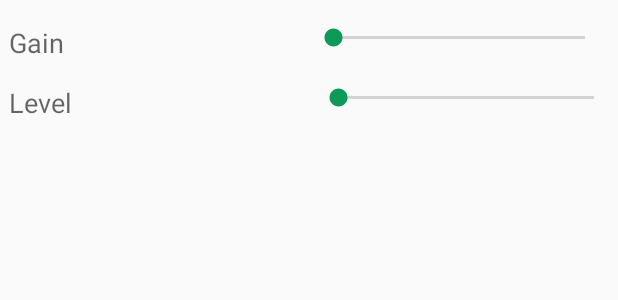
After one commit to sbvb/GuitarStudio, an Android app: the layout activity_distortion.xml on its own in the app's theme, with its tools: preview values and no code run, on a phone screen of 412 x 824 dp. The commit adds this screen. Shown: the top 300 px of the screen. Run offline under Robolectric (Android 15) with nearby library versions, the phone set to English and light mode, and no system bars.

Commit message:
Added distortion activity. Refactored main activity. Added audio processor service. Added input multiplier on the distortion effect.

```diff
--- /dev/null
+++ b/app/src/main/res/layout/activity_distortion.xml
@@ -0,0 +1,69 @@
+<?xml version="1.0" encoding="utf-8"?>
+<RelativeLayout xmlns:android="http://schemas.android.com/apk/res/android"
+    android:layout_width="match_parent"
+    android:layout_height="match_parent">
+
+    <TableRow
+        android:layout_width="match_parent"
+        android:layout_height="wrap_content"
+        android:layout_alignParentLeft="true"
+        android:layout_marginLeft="6dp"
+        android:layout_alignParentTop="true"
+        android:layout_marginTop="16dp"
+        android:layout_marginRight="6dp"
+        android:id="@+id/tableRow"
+        android:minHeight="40dp">
+
+        <TextView
+            android:layout_width="fill_parent"
+            android:layout_height="wrap_content"
+            android:textAppearance="?android:attr/textAppearanceMedium"
+            android:text="Gain"
+            android:id="@+id/textView2"
+            android:layout_weight="1" />
+
+        <SeekBar
+            android:layout_width="fill_parent"
+            android:layout_height="wrap_content"
+            android:id="@+id/distortion_gain_seek_bar"
+            android:layout_weight="1"
+            android:backgroundTint="@color/green"
+            android:foregroundTint="@color/green"
+            android:indeterminateTint="@color/green"
+            android:progressTint="@color/green"
+            android:secondaryProgressTint="@color/darkGrey"
+            android:thumbTint="@color/green"
+            android:indeterminate="false" />
+    </TableRow>
+
+    <TableRow
+        android:layout_width="match_parent"
+        android:layout_height="wrap_content"
+        android:layout_below="@+id/tableRow"
+        android:layout_alignLeft="@+id/tableRow"
+        android:layout_alignStart="@+id/tableRow"
+        android:minHeight="40dp">
+
+        <TextView
+            android:layout_width="fill_parent"
+            android:layout_height="wrap_content"
+            android:textAppearance="?android:attr/textAppearanceMedium"
+            android:text="Level"
+            android:id="@+id/textView3"
+            android:layout_weight="1" />
+
+        <SeekBar
+            android:layout_width="fill_parent"
+            android:layout_height="wrap_content"
+            android:id="@+id/distortion_level_seek_bar"
+            android:layout_weight="1"
+            android:backgroundTint="@color/green"
+            android:foregroundTint="@color/green"
+            android:indeterminateTint="@color/green"
+            android:progressTint="@color/green"
+            android:secondaryProgressTint="@color/darkGrey"
+            android:thumbTint="@color/green"
+            android:indeterminate="false" />
+    </TableRow>
+
+</RelativeLayout>
--- a/app/src/main/res/values/strings.xml
+++ b/app/src/main/res/values/strings.xml
@@ -8,4 +8,8 @@
     <string name="settings">Settings</string>
 
     <string name="default_effect_name">Effect</string>
+
+    <string name="DISTORTION_EFFECT">DISTORTION_EFFECT</string>
+
+    <string name="DISTORTION_EFFECT_NAME">Distortion</string>
 </resources>
```
Also changed, not shown: app/src/main/AndroidManifest.xml (+9 -0 lines), app/src/main/java/com/brunocalou/guitarstudio/AudioProcessorService.java (added, +121 -0 lines), app/src/main/java/com/brunocalou/guitarstudio/DistortionActivity.java (added, +144 -0 lines), app/src/main/java/com/brunocalou/guitarstudio/DistortionEffect.java (+13 -0 lines), app/src/main/java/com/brunocalou/guitarstudio/Effect.java (+10 -1 lines), app/src/main/java/com/brunocalou/guitarstudio/EffectListAdapter.java (+18 -4 lines), app/src/main/java/com/brunocalou/guitarstudio/EffectListItem.java (+10 -1 lines), app/src/main/java/com/brunocalou/guitarstudio/MainActivity.java (+31 -57 lines), 4 other files.
